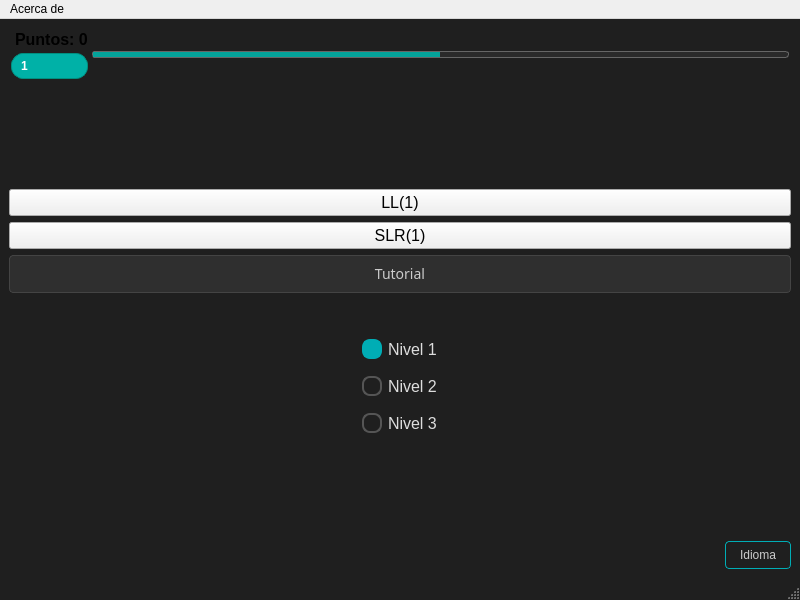
Old version of the form src/gui/mainwindow.ui in the repository jose-rZM/SyntaxTutor.
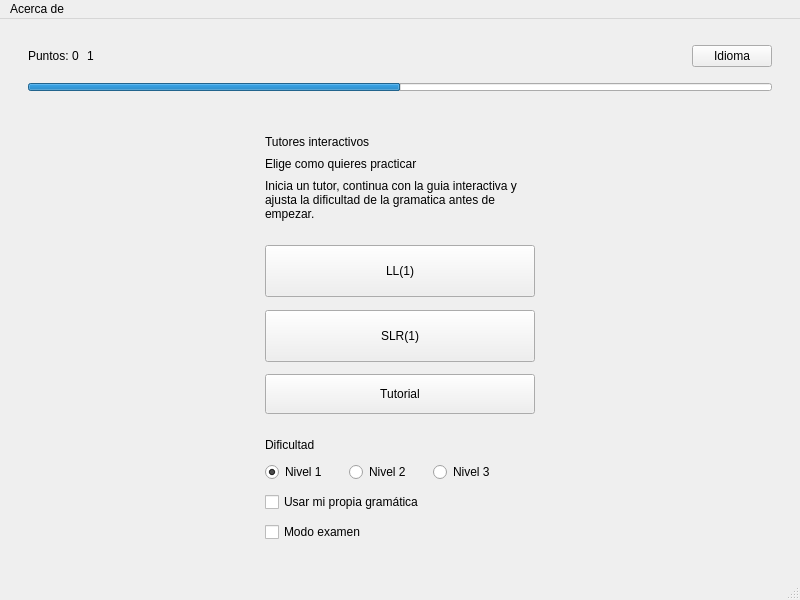
New version of the form. Icons and pictures are not drawn.

Diff of the .ui file:
```diff
--- a/src/gui/mainwindow.ui
+++ b/src/gui/mainwindow.ui
@@ -19,115 +19,48 @@
   <property name="windowTitle">
    <string>SyntaxTutor</string>
   </property>
-  <property name="windowIcon">
-   <iconset resource="resources.qrc">
-    <normaloff>:/resources/syntaxtutor.png</normaloff>:/resources/syntaxtutor.png</iconset>
-  </property>
-  <property name="styleSheet">
-   <string notr="true">QMainWindow {
-background-color: #1F1F1F;
-color: #E0E0E0;
-}
-</string>
-  </property>
   <widget class="QWidget" name="centralwidget">
-   <layout class="QVBoxLayout" name="verticalLayout_4" stretch="0,1,3,0,3,1,0">
-    <property name="sizeConstraint">
-     <enum>QLayout::SizeConstraint::SetDefaultConstraint</enum>
-    </property>
-    <item>
-     <layout class="QHBoxLayout" name="gamificationLayout" stretch="0,0">
+   <layout class="QVBoxLayout" name="verticalLayout_4" stretch="0,0,1,0">
       <property name="spacing">
-       <number>4</number>
-      </property>
-      <property name="sizeConstraint">
-       <enum>QLayout::SizeConstraint::SetMinimumSize</enum>
+     <number>14</number>
       </property>
       <property name="leftMargin">
-       <number>2</number>
+     <number>28</number>
       </property>
       <property name="topMargin">
-       <number>2</number>
+     <number>24</number>
       </property>
       <property name="rightMargin">
-       <number>2</number>
+     <number>28</number>
       </property>
       <property name="bottomMargin">
-       <number>2</number>
+     <number>24</number>
       </property>
       <item>
-       <layout class="QVBoxLayout" name="verticalLayout_3">
-        <property name="sizeConstraint">
-         <enum>QLayout::SizeConstraint::SetMinimumSize</enum>
+     <layout class="QHBoxLayout" name="headerLayout">
+      <property name="spacing">
+       <number>12</number>
         </property>
         <item>
-         <layout class="QHBoxLayout" name="horizontalLayout">
-          <item>
-           <widget class="QLabel" name="thropy">
-            <property name="text">
-             <string>&lt;html&gt;&lt;head/&gt;&lt;body&gt;&lt;p&gt;&lt;img src=&quot;:/resources/trophy.svg&quot; height=&quot;24&quot;/&gt;&lt;/p&gt;&lt;/body&gt;&lt;/html&gt;</string>
-            </property>
-            <property name="textFormat">
-             <enum>Qt::TextFormat::RichText</enum>
-            </property>
-           </widget>
-          </item>
+       <layout class="QHBoxLayout" name="statusLayout">
+        <property name="spacing">
+         <number>8</number>
+        </property>
           <item>
            <widget class="QLabel" name="labelScore">
-            <property name="font">
-             <font>
-              <pointsize>12</pointsize>
-              <bold>true</bold>
-             </font>
-            </property>
-            <property name="cursor">
-             <cursorShape>ArrowCursor</cursorShape>
-            </property>
-            <property name="styleSheet">
-             <string notr="true"/>
-            </property>
             <property name="text">
              <string>Puntos: 0</string>
             </property>
            </widget>
           </item>
-         </layout>
-        </item>
         <item>
          <widget class="QLabel" name="badgeNivel">
-          <property name="sizePolicy">
-           <sizepolicy hsizetype="Preferred" vsizetype="Minimum">
-            <horstretch>0</horstretch>
-            <verstretch>0</verstretch>
-           </sizepolicy>
-          </property>
           <property name="minimumSize">
            <size>
             <width>38</width>
             <height>26</height>
            </size>
           </property>
-          <property name="font">
-           <font>
-            <pointsize>-1</pointsize>
-            <bold>true</bold>
-           </font>
-          </property>
-          <property name="styleSheet">
-           <string notr="true">QLabel {
-    min-width: 24px;
-    min-height: 24px;
-    padding: 0px 6px;
-    font-weight: bold;
-    font-size: 12px;
-    background-color: #00B1A7;
-    color: white;
-    border-radius: 12px;
-    border: 1px solid #008F80;
-    qproperty-alignment: 'AlignCenter';
-}
-</string>
-          </property>
           <property name="text">
            <string>1</string>
           </property>
@@ -136,35 +69,52 @@
        </layout>
       </item>
       <item>
+       <spacer name="horizontalSpacerHeader">
+        <property name="orientation">
+         <enum>Qt::Orientation::Horizontal</enum>
+        </property>
+        <property name="sizeHint" stdset="0">
+         <size>
+          <width>40</width>
+          <height>20</height>
+         </size>
+        </property>
+       </spacer>
+      </item>
+      <item>
+       <widget class="QPushButton" name="idiom">
+        <property name="sizePolicy">
+         <sizepolicy hsizetype="Fixed" vsizetype="Fixed">
+          <horstretch>0</horstretch>
+          <verstretch>0</verstretch>
+         </sizepolicy>
+        </property>
+        <property name="cursor">
+         <cursorShape>PointingHandCursor</cursorShape>
+        </property>
+        <property name="layoutDirection">
+         <enum>Qt::LayoutDirection::RightToLeft</enum>
+        </property>
+        <property name="text">
+         <string>Idioma</string>
+        </property>
+       </widget>
+      </item>
+     </layout>
+    </item>
+    <item>
        <widget class="QProgressBar" name="progressBarNivel">
-        <property name="sizePolicy">
-         <sizepolicy hsizetype="Expanding" vsizetype="Minimum">
-          <horstretch>0</horstretch>
-          <verstretch>0</verstretch>
-         </sizepolicy>
-        </property>
         <property name="minimumSize">
          <size>
-          <width>200</width>
-          <height>7</height>
-         </size>
-        </property>
-        <property name="styleSheet">
-         <string notr="true">QProgressBar {
-    background-color: #2A2A2A;   /* solo un pelín más claro que el fondo */
-    border: 1px solid #666666;    /* gris medio */
-    border-radius: 3px;
-    min-height: 5px;
-    max-height: 5px;
-    text-align: center;
-    color: transparent;
-}
-QProgressBar::chunk {
-    background-color: rgba(0, 177, 167, 0.9);
-    border-radius: 3px;
-    margin: 0px;
-}
-</string>
+        <width>0</width>
+        <height>8</height>
+       </size>
+      </property>
+      <property name="maximumSize">
+       <size>
+        <width>16777215</width>
+        <height>8</height>
+       </size>
         </property>
         <property name="value">
          <number>50</number>
@@ -174,42 +124,83 @@
         </property>
        </widget>
       </item>
-     </layout>
-    </item>
     <item>
-     <spacer name="verticalSpacer_2">
+     <layout class="QHBoxLayout" name="contentRowLayout">
+      <item>
+       <spacer name="horizontalSpacerLeftContent">
       <property name="orientation">
-       <enum>Qt::Orientation::Vertical</enum>
+         <enum>Qt::Orientation::Horizontal</enum>
       </property>
       <property name="sizeHint" stdset="0">
        <size>
-        <width>20</width>
-        <height>40</height>
+          <width>40</width>
+          <height>20</height>
        </size>
       </property>
      </spacer>
     </item>
     <item>
-     <layout class="QVBoxLayout" name="mainBtnsLayout" stretch="0,0,0">
+       <widget class="QWidget" name="homeContent">
+        <property name="maximumSize">
+         <size>
+          <width>560</width>
+          <height>16777215</height>
+         </size>
+        </property>
+        <layout class="QVBoxLayout" name="homeContentLayout" stretch="0,0,0,1">
+         <property name="spacing">
+          <number>24</number>
+         </property>
+         <property name="topMargin">
+          <number>30</number>
+         </property>
+         <property name="bottomMargin">
+          <number>12</number>
+         </property>
+         <item>
+          <layout class="QVBoxLayout" name="heroLayout">
+           <property name="spacing">
+            <number>8</number>
+           </property>
+           <item>
+            <widget class="QLabel" name="homeEyebrow">
+             <property name="text">
+              <string>Tutores interactivos</string>
+             </property>
+            </widget>
+           </item>
+           <item>
+            <widget class="QLabel" name="homeTitle">
+             <property name="text">
+              <string>Elige como quieres practicar</string>
+             </property>
+            </widget>
+           </item>
+           <item>
+            <widget class="QLabel" name="homeSubtitle">
+             <property name="text">
+              <string>Inicia un tutor, continua con la guia interactiva y ajusta la dificultad de la gramatica antes de empezar.</string>
+             </property>
+             <property name="wordWrap">
+              <bool>true</bool>
+             </property>
+            </widget>
+           </item>
+          </layout>
+         </item>
+         <item>
+         <layout class="QVBoxLayout" name="mainBtnsLayout">
+           <property name="spacing">
+            <number>14</number>
+           </property>
       <item>
        <widget class="QPushButton" name="pushButton">
-        <property name="sizePolicy">
-         <sizepolicy hsizetype="Minimum" vsizetype="Maximum">
-          <horstretch>1</horstretch>
-          <verstretch>0</verstretch>
-         </sizepolicy>
-        </property>
         <property name="minimumSize">
          <size>
-          <width>432</width>
-          <height>0</height>
-         </size>
-        </property>
-        <property name="font">
-         <font>
-          <pointsize>12</pointsize>
-         </font>
-        </property>
+               <width>0</width>
+               <height>52</height>
+              </size>
+             </property>
         <property name="text">
          <string>LL(1)</string>
         </property>
@@ -217,69 +208,41 @@
       </item>
       <item>
        <widget class="QPushButton" name="pushButton_2">
-        <property name="sizePolicy">
-         <sizepolicy hsizetype="Minimum" vsizetype="Fixed">
-          <horstretch>0</horstretch>
-          <verstretch>0</verstretch>
-         </sizepolicy>
-        </property>
         <property name="minimumSize">
          <size>
-          <width>432</width>
-          <height>0</height>
-         </size>
-        </property>
-        <property name="font">
-         <font>
-          <pointsize>12</pointsize>
-         </font>
-        </property>
+               <width>0</width>
+               <height>52</height>
+              </size>
+             </property>
         <property name="text">
          <string>SLR(1)</string>
         </property>
        </widget>
       </item>
+          <item>
+            <spacer name="tutorialSpacer">
+             <property name="orientation">
+              <enum>Qt::Orientation::Vertical</enum>
+             </property>
+             <property name="sizeHint" stdset="0">
+              <size>
+               <width>20</width>
+               <height>10</height>
+              </size>
+             </property>
+            </spacer>
+           </item>
       <item>
        <widget class="QPushButton" name="tutorial">
-        <property name="sizePolicy">
-         <sizepolicy hsizetype="Minimum" vsizetype="Fixed">
-          <horstretch>0</horstretch>
-          <verstretch>0</verstretch>
-         </sizepolicy>
-        </property>
         <property name="minimumSize">
          <size>
-          <width>432</width>
-          <height>0</height>
-         </size>
-        </property>
-        <property name="font">
-         <font>
-          <family>Noto Sans</family>
-          <pointsize>-1</pointsize>
-         </font>
-        </property>
+               <width>0</width>
+               <height>40</height>
+              </size>
+             </property>
         <property name="cursor">
          <cursorShape>PointingHandCursor</cursorShape>
         </property>
-        <property name="styleSheet">
-         <string notr="true">QPushButton {
-    background-color: #2F2F2F;        /* Gris muy oscuro, casi al tono de fondo */
-    color:            #CCCCCC;        /* Gris claro, sin llegar a blanco puro */
-    border:           1px solid #444; /* Borde sutil para definir límites */
-    padding:          8px 16px;
-    border-radius:    4px;
-    font-size:        14px;
-    font-family:      'Noto Sans';
-}
-QPushButton:hover {
-    background-color: #3A3A3A;        /* Un poco más claro al pasar el cursor */
-    color:            #FFFFFF;
-}
-QPushButton:pressed {
-    background-color: #262626;        /* Oscurece un pelín al pulsar */
-}</string>
-        </property>
         <property name="text">
          <string>Tutorial</string>
         </property>
@@ -288,58 +251,24 @@
      </layout>
     </item>
     <item>
-     <spacer name="verticalSpacer_3">
-      <property name="orientation">
-       <enum>Qt::Orientation::Vertical</enum>
-      </property>
-      <property name="sizeHint" stdset="0">
-       <size>
-        <width>20</width>
-        <height>40</height>
-       </size>
-      </property>
-     </spacer>
+          <layout class="QVBoxLayout" name="difficultySectionLayout">
+           <property name="spacing">
+            <number>10</number>
+           </property>
+           <item>
+            <widget class="QLabel" name="difficultyTitle">
+             <property name="text">
+              <string>Dificultad</string>
+             </property>
+            </widget>
     </item>
     <item>
-     <layout class="QVBoxLayout" name="levelsLayout" stretch="0,0,0">
+            <layout class="QHBoxLayout" name="levelsLayout">
       <property name="spacing">
-       <number>17</number>
-      </property>
-      <item alignment="Qt::AlignmentFlag::AlignHCenter">
+              <number>22</number>
+             </property>
+             <item>
        <widget class="QRadioButton" name="lv1Button">
-        <property name="sizePolicy">
-         <sizepolicy hsizetype="Minimum" vsizetype="Maximum">
-          <horstretch>0</horstretch>
-          <verstretch>0</verstretch>
-         </sizepolicy>
-        </property>
-        <property name="font">
-         <font>
-          <pointsize>-1</pointsize>
-         </font>
-        </property>
-        <property name="styleSheet">
-         <string notr="true">QRadioButton {
-    color:    #DDDDDD;
-    font-size:16px;
-    spacing:  6px;
-}
-QRadioButton::indicator {
-    width:        16px;
-    height:       16px;
-    border-radius:8px;
-    border:       2px solid #555555;
-    background:   transparent;
-}
-QRadioButton::indicator:checked {
-    background: #00ADB5;
-    border:     2px solid #00ADB5;
-}
-QRadioButton::indicator:checked + QLabel {
-    color: #00ADB5;
-}
-</string>
-        </property>
         <property name="text">
          <string>Nivel 1</string>
         </property>
@@ -348,90 +277,65 @@
         </property>
        </widget>
       </item>
-      <item alignment="Qt::AlignmentFlag::AlignHCenter">
+             <item>
        <widget class="QRadioButton" name="lv2Button">
-        <property name="sizePolicy">
-         <sizepolicy hsizetype="Minimum" vsizetype="Maximum">
-          <horstretch>0</horstretch>
-          <verstretch>0</verstretch>
-         </sizepolicy>
-        </property>
-        <property name="font">
-         <font>
-          <pointsize>-1</pointsize>
-         </font>
-        </property>
-        <property name="styleSheet">
-         <string notr="true">QRadioButton {
-    color:    #DDDDDD;
-    font-size:16px;
-    spacing:  6px;
-}
-QRadioButton::indicator {
-    width:        16px;
-    height:       16px;
-    border-radius:8px;
-    border:       2px solid #555555;
-    background:   transparent;
-}
-QRadioButton::indicator:checked {
-    background: #00ADB5;
-    border:     2px solid #00ADB5;
-}
-QRadioButton::indicator:checked + QLabel {
-    color: #00ADB5;
-}
-</string>
-        </property>
         <property name="text">
          <string>Nivel 2</string>
         </property>
        </widget>
       </item>
-      <item alignment="Qt::AlignmentFlag::AlignHCenter">
+             <item>
        <widget class="QRadioButton" name="lv3Button">
-        <property name="sizePolicy">
-         <sizepolicy hsizetype="Minimum" vsizetype="Maximum">
-          <horstretch>0</horstretch>
-          <verstretch>0</verstretch>
-         </sizepolicy>
-        </property>
-        <property name="font">
-         <font>
-          <pointsize>-1</pointsize>
-         </font>
-        </property>
-        <property name="styleSheet">
-         <string notr="true">QRadioButton {
-    color:    #DDDDDD;
-    font-size:16px;
-    spacing:  6px;
-}
-QRadioButton::indicator {
-    width:        16px;
-    height:       16px;
-    border-radius:8px;
-    border:       2px solid #555555;
-    background:   transparent;
-}
-QRadioButton::indicator:checked {
-    background: #00ADB5;
-    border:     2px solid #00ADB5;
-}
-QRadioButton::indicator:checked + QLabel {
-    color: #00ADB5;
-}
-</string>
-        </property>
         <property name="text">
          <string>Nivel 3</string>
         </property>
        </widget>
       </item>
+             <item>
+              <spacer name="horizontalSpacerLevelsTrailing">
+               <property name="orientation">
+                <enum>Qt::Orientation::Horizontal</enum>
+               </property>
+               <property name="sizeHint" stdset="0">
+                <size>
+                 <width>40</width>
+                 <height>20</height>
+                </size>
+               </property>
+              </spacer>
+             </item>
      </layout>
     </item>
     <item>
-     <spacer name="verticalSpacer">
+            <widget class="QCheckBox" name="customGrammarCheck">
+             <property name="cursor">
+              <cursorShape>PointingHandCursor</cursorShape>
+             </property>
+             <property name="text">
+              <string>Usar mi propia gramática</string>
+             </property>
+             <property name="toolTip">
+              <string>Escribe tu propia gramática antes de empezar el ejercicio, en lugar de usar una aleatoria.</string>
+             </property>
+            </widget>
+           </item>
+           <item>
+            <widget class="QCheckBox" name="examModeCheck">
+             <property name="cursor">
+              <cursorShape>PointingHandCursor</cursorShape>
+             </property>
+             <property name="text">
+              <string>Modo examen</string>
+             </property>
+             <property name="toolTip">
+              <string>Sin retroalimentación durante el ejercicio: al terminar verás un informe con tu calificación.</string>
+             </property>
+            </widget>
+           </item>
+          </layout>
+         </item>
+         <item>
+          <spacer name="verticalSpacerBottomContent">
       <property name="orientation">
        <enum>Qt::Orientation::Vertical</enum>
       </property>
@@ -441,47 +345,44 @@
       <property name="sizeHint" stdset="0">
        <size>
         <width>20</width>
-        <height>40</height>
+             <height>0</height>
        </size>
       </property>
      </spacer>
     </item>
+        </layout>
+       </widget>
+      </item>
     <item>
-     <widget class="QPushButton" name="idiom">
-      <property name="sizePolicy">
-       <sizepolicy hsizetype="Fixed" vsizetype="Fixed">
-        <horstretch>0</horstretch>
-        <verstretch>0</verstretch>
-       </sizepolicy>
-      </property>
-      <property name="cursor">
-       <cursorShape>PointingHandCursor</cursorShape>
-      </property>
-      <property name="layoutDirection">
-       <enum>Qt::LayoutDirection::RightToLeft</enum>
+       <spacer name="horizontalSpacerRightContent">
+        <property name="orientation">
+         <enum>Qt::Orientation::Horizontal</enum>
+        </property>
+        <property name="sizeHint" stdset="0">
+         <size>
+          <width>40</width>
+          <height>20</height>
+         </size>
+        </property>
+       </spacer>
+      </item>
+     </layout>
+    </item>
+    <item>
+     <spacer name="verticalSpacerFooter">
+      <property name="orientation">
+       <enum>Qt::Orientation::Vertical</enum>
       </property>
-      <property name="styleSheet">
-       <string notr="true">QPushButton {
-    background: transparent;
-    color: #CCCCCC;
-    border: 1px solid #00ADB5;
-    border-radius: 4px;
-    padding: 6px 14px;
-    font-family: 'Noto Sans';
-    font-size: 12px;
-}
-QPushButton:hover {
-    background-color: rgba(255, 255, 255, 0.05);
-    color: #FFFFFF;
-}
-QPushButton:pressed {
-    background-color: rgba(255, 255, 255, 0.10);
-}</string>
+      <property name="sizeType">
+       <enum>QSizePolicy::Policy::Expanding</enum>
       </property>
-      <property name="text">
-       <string>Idioma</string>
+      <property name="sizeHint" stdset="0">
+       <size>
+        <width>20</width>
+        <height>0</height>
+       </size>
       </property>
-     </widget>
+     </spacer>
     </item>
    </layout>
   </widget>
```
Left out of the diff: 5 changed lines with no effect on the pictures. Lines whose indentation alone changed are shown as unchanged.
